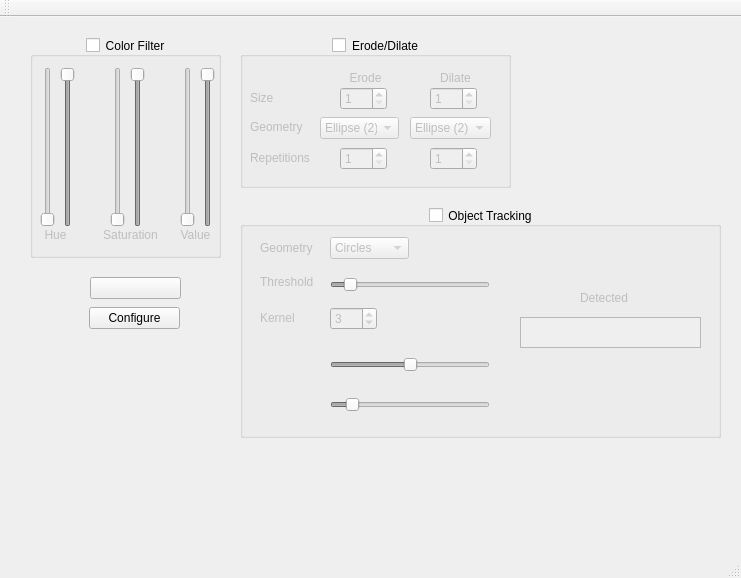
Old version of the form mainwindow.ui in the repository TalentlessAlpaca/LizardTracker.
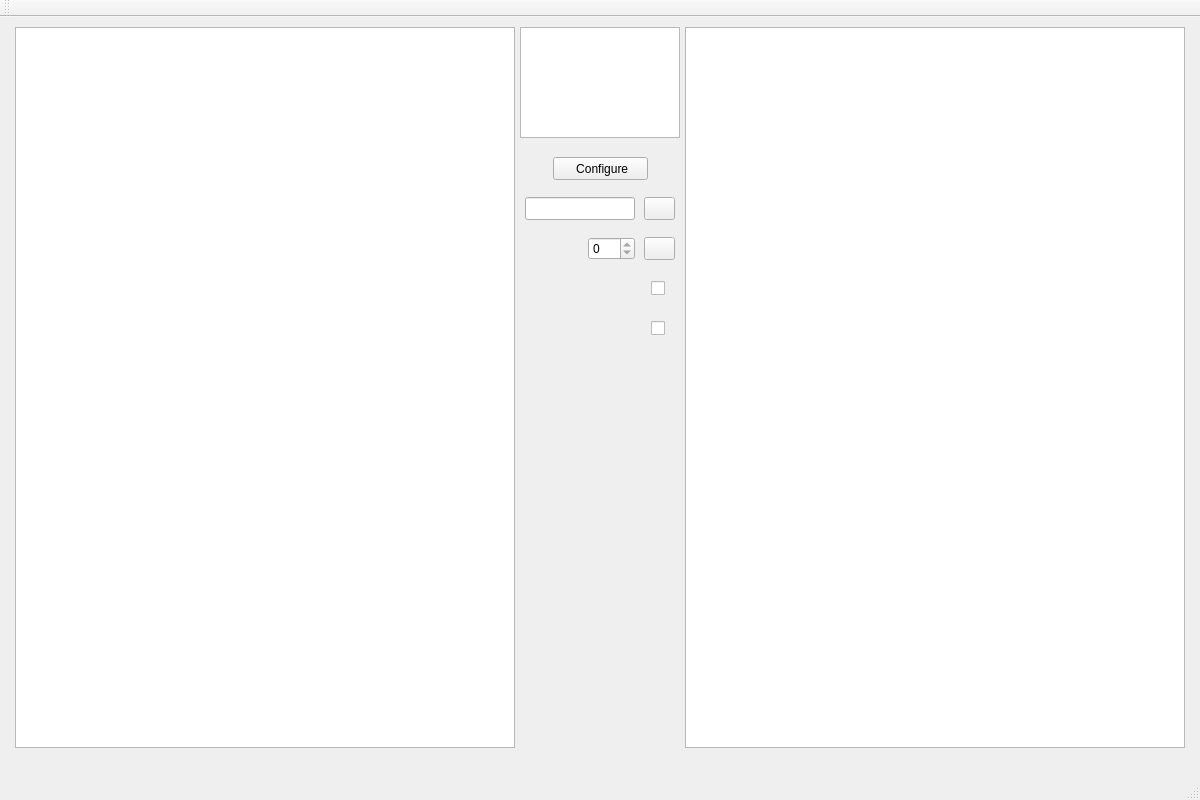
New version of the form. Icons and pictures are not drawn.

Commit message: Unstable Version: Redesign of Main Window, and added functionality to Filter class and configuration window

Diff of the .ui file:
```diff
--- a/mainwindow.ui
+++ b/mainwindow.ui
@@ -6,8 +6,8 @@
    <rect>
     <x>0</x>
     <y>0</y>
-    <width>741</width>
-    <height>578</height>
+    <width>1200</width>
+    <height>800</height>
    </rect>
   </property>
   <property name="sizePolicy">
@@ -20,631 +20,185 @@
    <string>Lizard Tracker</string>
   </property>
   <property name="windowIcon">
-   <iconset>
-    <normaloff>Data/icon.ico</normaloff>Data/icon.ico</iconset>
+   <iconset resource="icons.qrc">
+    <normaloff>:/mainWindow/Data/icon.ico</normaloff>:/mainWindow/Data/icon.ico</iconset>
+  </property>
+  <property name="documentMode">
+   <bool>false</bool>
   </property>
   <widget class="QWidget" name="centralWidget">
-   <widget class="QPushButton" name="btnDisplay">
-    <property name="geometry">
-     <rect>
-      <x>90</x>
-      <y>260</y>
-      <width>91</width>
-      <height>22</height>
-     </rect>
-    </property>
-    <property name="text">
-     <string/>
-    </property>
-    <property name="icon">
-     <iconset>
-      <normaloff>Data/webcam.png</normaloff>Data/webcam.png</iconset>
-    </property>
-   </widget>
-   <widget class="QGroupBox" name="Color_GB">
-    <property name="geometry">
-     <rect>
-      <x>30</x>
-      <y>20</y>
-      <width>191</width>
-      <height>221</height>
-     </rect>
-    </property>
-    <property name="title">
-     <string>Color Filter</string>
-    </property>
-    <property name="alignment">
-     <set>Qt::AlignCenter</set>
-    </property>
-    <property name="flat">
-     <bool>false</bool>
-    </property>
-    <property name="checkable">
-     <bool>true</bool>
-    </property>
-    <property name="checked">
-     <bool>false</bool>
-    </property>
-    <widget class="QLabel" name="label">
-     <property name="geometry">
-      <rect>
-       <x>10</x>
-       <y>190</y>
-       <width>31</width>
-       <height>16</height>
-      </rect>
-     </property>
-     <property name="text">
-      <string>Hue</string>
-     </property>
-     <property name="alignment">
-      <set>Qt::AlignCenter</set>
-     </property>
-    </widget>
-    <widget class="QSlider" name="minHueSlider">
-     <property name="geometry">
-      <rect>
-       <x>10</x>
-       <y>30</y>
-       <width>16</width>
-       <height>160</height>
-      </rect>
-     </property>
-     <property name="maximum">
-      <number>255</number>
-     </property>
-     <property name="orientation">
-      <enum>Qt::Vertical</enum>
-     </property>
-    </widget>
-    <widget class="QSlider" name="maxHueSlider">
-     <property name="geometry">
-      <rect>
-       <x>30</x>
-       <y>30</y>
-       <width>16</width>
-       <height>160</height>
-      </rect>
-     </property>
-     <property name="maximum">
-      <number>255</number>
-     </property>
-     <property name="value">
-      <number>255</number>
-     </property>
-     <property name="orientation">
-      <enum>Qt::Vertical</enum>
-     </property>
-    </widget>
-    <widget class="QSlider" name="minSatSlider">
-     <property name="geometry">
-      <rect>
-       <x>80</x>
-       <y>30</y>
-       <width>16</width>
-       <height>160</height>
-      </rect>
-     </property>
-     <property name="maximum">
-      <number>255</number>
-     </property>
-     <property name="orientation">
-      <enum>Qt::Vertical</enum>
-     </property>
-    </widget>
-    <widget class="QLabel" name="label_2">
-     <property name="geometry">
-      <rect>
-       <x>70</x>
-       <y>190</y>
-       <width>61</width>
-       <height>16</height>
-      </rect>
-     </property>
-     <property name="text">
-      <string>Saturation</string>
-     </property>
-     <property name="alignment">
-      <set>Qt::AlignCenter</set>
-     </property>
-    </widget>
-    <widget class="QSlider" name="maxSatSlider">
-     <property name="geometry">
-      <rect>
-       <x>100</x>
-       <y>30</y>
-       <width>16</width>
-       <height>160</height>
-      </rect>
-     </property>
-     <property name="maximum">
-      <number>255</number>
-     </property>
-     <property name="value">
-      <number>255</number>
-     </property>
-     <property name="orientation">
-      <enum>Qt::Vertical</enum>
-     </property>
-    </widget>
-    <widget class="QLabel" name="label_3">
-     <property name="geometry">
-      <rect>
-       <x>150</x>
-       <y>190</y>
-       <width>31</width>
-       <height>16</height>
-      </rect>
-     </property>
-     <property name="text">
-      <string>Value</string>
-     </property>
-     <property name="alignment">
-      <set>Qt::AlignCenter</set>
-     </property>
-    </widget>
-    <widget class="QSlider" name="minValSlider">
-     <property name="geometry">
-      <rect>
-       <x>150</x>
-       <y>30</y>
-       <width>16</width>
-       <height>160</height>
-      </rect>
-     </property>
-     <property name="maximum">
-      <number>255</number>
-     </property>
-     <property name="orientation">
-      <enum>Qt::Vertical</enum>
-     </property>
-    </widget>
-    <widget class="QSlider" name="maxValSlider">
-     <property name="geometry">
-      <rect>
-       <x>170</x>
-       <y>30</y>
-       <width>16</width>
-       <height>160</height>
-      </rect>
-     </property>
-     <property name="maximum">
-      <number>255</number>
-     </property>
-     <property name="value">
-      <number>255</number>
-     </property>
-     <property name="orientation">
-      <enum>Qt::Vertical</enum>
-     </property>
-    </widget>
-   </widget>
-   <widget class="QGroupBox" name="ErodeDilate_GB">
-    <property name="geometry">
-     <rect>
-      <x>240</x>
-      <y>20</y>
-      <width>271</width>
-      <height>151</height>
-     </rect>
-    </property>
-    <property name="title">
-     <string>Erode/Dilate</string>
-    </property>
-    <property name="alignment">
-     <set>Qt::AlignCenter</set>
-    </property>
-    <property name="checkable">
-     <bool>true</bool>
-    </property>
-    <property name="checked">
-     <bool>false</bool>
-    </property>
-    <widget class="QLabel" name="label_4">
-     <property name="geometry">
-      <rect>
-       <x>100</x>
-       <y>30</y>
-       <width>51</width>
-       <height>21</height>
-      </rect>
-     </property>
-     <property name="text">
-      <string>Erode</string>
-     </property>
-     <property name="alignment">
-      <set>Qt::AlignCenter</set>
-     </property>
-    </widget>
-    <widget class="QLabel" name="label_7">
-     <property name="geometry">
-      <rect>
-       <x>190</x>
-       <y>30</y>
-       <width>51</width>
-       <height>21</height>
-      </rect>
-     </property>
-     <property name="text">
-      <string>Dilate</string>
-     </property>
-     <property name="alignment">
-      <set>Qt::AlignCenter</set>
-     </property>
-    </widget>
-    <widget class="QLabel" name="label_6">
-     <property name="geometry">
-      <rect>
-       <x>10</x>
-       <y>80</y>
-       <width>71</width>
-       <height>20</height>
-      </rect>
-     </property>
-     <property name="text">
-      <string>Geometry</string>
-     </property>
-     <property name="alignment">
-      <set>Qt::AlignLeading|Qt::AlignLeft|Qt::AlignVCenter</set>
-     </property>
-    </widget>
-    <widget class="QLabel" name="label_5">
-     <property name="geometry">
-      <rect>
-       <x>10</x>
-       <y>50</y>
-       <width>41</width>
-       <height>21</height>
-      </rect>
-     </property>
-     <property name="text">
-      <string>Size</string>
-     </property>
-     <property name="alignment">
-      <set>Qt::AlignLeading|Qt::AlignLeft|Qt::AlignVCenter</set>
-     </property>
-    </widget>
-    <widget class="QLabel" name="label_9">
-     <property name="geometry">
-      <rect>
-       <x>10</x>
-       <y>110</y>
-       <width>71</width>
-       <height>21</height>
-      </rect>
-     </property>
-     <property name="text">
-      <string>Repetitions</string>
-     </property>
-    </widget>
-    <widget class="QSpinBox" name="erodeSizeBox">
-     <property name="geometry">
-      <rect>
-       <x>100</x>
-       <y>50</y>
-       <width>47</width>
-       <height>23</height>
-      </rect>
-     </property>
-     <property name="minimum">
-      <number>1</number>
-     </property>
-     <property name="maximum">
-      <number>10</number>
-     </property>
-    </widget>
-    <widget class="QSpinBox" name="dilateSizeBox">
-     <property name="geometry">
-      <rect>
-       <x>190</x>
-       <y>50</y>
-       <width>47</width>
-       <height>23</height>
-      </rect>
-     </property>
-     <property name="minimum">
-      <number>1</number>
-     </property>
-     <property name="maximum">
-      <number>10</number>
-     </property>
-    </widget>
-    <widget class="QComboBox" name="erodeCB">
-     <property name="geometry">
-      <rect>
-       <x>80</x>
-       <y>80</y>
-       <width>79</width>
-       <height>22</height>
-      </rect>
-     </property>
-     <property name="currentIndex">
-      <number>2</number>
-     </property>
-     <item>
-      <property name="text">
-       <string>Rectangle (0)</string>
-      </property>
-     </item>
-     <item>
-      <property name="text">
-       <string>Cross (1)</string>
-      </property>
-     </item>
-     <item>
-      <property name="text">
-       <string>Ellipse (2)</string>
-      </property>
-     </item>
-    </widget>
-    <widget class="QSpinBox" name="erodeRepsBox">
-     <property name="geometry">
-      <rect>
-       <x>100</x>
-       <y>110</y>
-       <width>47</width>
-       <height>23</height>
-      </rect>
-     </property>
-     <property name="minimum">
-      <number>1</number>
-     </property>
-     <property name="maximum">
-      <number>10</number>
-     </property>
-    </widget>
-    <widget class="QSpinBox" name="dilateRepsBox">
-     <property name="geometry">
-      <rect>
-       <x>190</x>
-       <y>110</y>
-       <width>47</width>
-       <height>23</height>
-      </rect>
-     </property>
-     <property name="minimum">
-      <number>1</number>
-     </property>
-     <property name="maximum">
-      <number>10</number>
-     </property>
-     <property name="value">
-      <number>1</number>
-     </property>
-    </widget>
-    <widget class="QComboBox" name="dilateCB">
-     <property name="geometry">
-      <rect>
-       <x>170</x>
-       <y>80</y>
-       <width>81</width>
-       <height>22</height>
-      </rect>
-     </property>
-     <property name="currentIndex">
-      <number>2</number>
-     </property>
-     <item>
-      <property name="text">
-       <string>Rectangle (0)</string>
-      </property>
-     </item>
-     <item>
-      <property name="text">
-       <string>Cross (1)</string>
-      </property>
-     </item>
-     <item>
-      <property name="text">
-       <string>Ellipse (2)</string>
-      </property>
-     </item>
-    </widget>
-   </widget>
-   <widget class="QGroupBox" name="Tracking_GB">
-    <property name="geometry">
-     <rect>
-      <x>240</x>
-      <y>190</y>
-      <width>481</width>
-      <height>231</height>
-     </rect>
-    </property>
-    <property name="title">
-     <string>Object Tracking</string>
-    </property>
-    <property name="alignment">
-     <set>Qt::AlignCenter</set>
-    </property>
-    <property name="checkable">
-     <bool>true</bool>
-    </property>
-    <property name="checked">
-     <bool>false</bool>
-    </property>
-    <widget class="QComboBox" name="comboBox_3">
-     <property name="geometry">
-      <rect>
-       <x>90</x>
-       <y>30</y>
-       <width>79</width>
-       <height>22</height>
-      </rect>
-     </property>
-     <item>
-      <property name="text">
-       <string>Circles</string>
-      </property>
-     </item>
-     <item>
-      <property name="text">
-       <string>Squares</string>
-      </property>
-     </item>
-    </widget>
-    <widget class="QLabel" name="label_8">
-     <property name="geometry">
-      <rect>
-       <x>20</x>
-       <y>30</y>
-       <width>61</width>
-       <height>21</height>
-      </rect>
-     </property>
-     <property name="text">
-      <string>Geometry</string>
-     </property>
-    </widget>
-    <widget class="QLabel" name="label_10">
-     <property name="geometry">
-      <rect>
-       <x>340</x>
-       <y>80</y>
-       <width>57</width>
-       <height>21</height>
-      </rect>
-     </property>
-     <property name="text">
-      <string>Detected</string>
-     </property>
-    </widget>
-    <widget class="QPlainTextEdit" name="trackedNumber">
-     <property name="enabled">
-      <bool>false</bool>
-     </property>
-     <property name="geometry">
-      <rect>
-       <x>280</x>
-       <y>110</y>
-       <width>181</width>
-       <height>31</height>
-      </rect>
-     </property>
-     <property name="readOnly">
-      <bool>true</bool>
-     </property>
-    </widget>
-    <widget class="QSpinBox" name="spinBox">
-     <property name="geometry">
-      <rect>
-       <x>90</x>
-       <y>100</y>
-       <width>47</width>
-       <height>23</height>
-      </rect>
-     </property>
-     <property name="minimum">
-      <number>1</number>
-     </property>
-     <property name="maximum">
-      <number>10</number>
-     </property>
-     <property name="value">
-      <number>3</number>
-     </property>
-    </widget>
-    <widget class="QLabel" name="label_11">
-     <property name="geometry">
-      <rect>
-       <x>20</x>
-       <y>100</y>
-       <width>41</width>
-       <height>21</height>
-      </rect>
-     </property>
-     <property name="text">
-      <string>Kernel</string>
-     </property>
-    </widget>
-    <widget class="QSlider" name="horizontalSlider">
-     <property name="geometry">
-      <rect>
-       <x>90</x>
-       <y>70</y>
-       <width>160</width>
-       <height>16</height>
-      </rect>
-     </property>
-     <property name="minimum">
-      <number>1</number>
-     </property>
-     <property name="maximum">
-      <number>100</number>
-     </property>
-     <property name="value">
-      <number>10</number>
-     </property>
-     <property name="orientation">
-      <enum>Qt::Horizontal</enum>
-     </property>
-    </widget>
-    <widget class="QLabel" name="label_12">
-     <property name="geometry">
-      <rect>
-       <x>20</x>
-       <y>64</y>
-       <width>61</width>
-       <height>21</height>
-      </rect>
-     </property>
-     <property name="text">
-      <string>Threshold</string>
-     </property>
-    </widget>
-    <widget class="QSlider" name="Param1_HT">
-     <property name="geometry">
-      <rect>
-       <x>90</x>
-       <y>150</y>
-       <width>160</width>
-       <height>16</height>
-      </rect>
-     </property>
-     <property name="maximum">
-      <number>200</number>
-     </property>
-     <property name="value">
-      <number>100</number>
-     </property>
-     <property name="orientation">
-      <enum>Qt::Horizontal</enum>
-     </property>
-    </widget>
-    <widget class="QSlider" name="Param2_HT">
-     <property name="geometry">
-      <rect>
-       <x>90</x>
-       <y>190</y>
-       <width>160</width>
-       <height>16</height>
-      </rect>
-     </property>
-     <property name="maximum">
-      <number>200</number>
-     </property>
-     <property name="value">
-      <number>20</number>
-     </property>
-     <property name="orientation">
-      <enum>Qt::Horizontal</enum>
-     </property>
-    </widget>
-   </widget>
    <widget class="QPushButton" name="calibration_Button">
     <property name="geometry">
      <rect>
-      <x>89</x>
-      <y>290</y>
-      <width>91</width>
-      <height>22</height>
+      <x>553</x>
+      <y>140</y>
+      <width>95</width>
+      <height>23</height>
      </rect>
     </property>
     <property name="text">
-     <string>Configure</string>
+     <string> Configure</string>
     </property>
     <property name="icon">
-     <iconset>
-      <normaloff>Data/property.png</normaloff>Data/property.png</iconset>
+     <iconset resource="icons.qrc">
+      <normaloff>:/mainWindow/Data/property.png</normaloff>:/mainWindow/Data/property.png</iconset>
+    </property>
+   </widget>
+   <widget class="QGraphicsView" name="graphicsView">
+    <property name="geometry">
+     <rect>
+      <x>15</x>
+      <y>10</y>
+      <width>500</width>
+      <height>721</height>
+     </rect>
+    </property>
+   </widget>
+   <widget class="QGraphicsView" name="graphicsView_2">
+    <property name="geometry">
+     <rect>
+      <x>685</x>
+      <y>10</y>
+      <width>500</width>
+      <height>721</height>
+     </rect>
+    </property>
+   </widget>
+   <widget class="QListWidget" name="listWidget">
+    <property name="geometry">
+     <rect>
+      <x>520</x>
+      <y>10</y>
+      <width>160</width>
+      <height>111</height>
+     </rect>
+    </property>
+   </widget>
+   <widget class="QPushButton" name="OpenFile">
+    <property name="geometry">
+     <rect>
+      <x>644</x>
+      <y>180</y>
+      <width>31</width>
+      <height>23</height>
+     </rect>
+    </property>
+    <property name="text">
+     <string/>
+    </property>
+    <property name="icon">
+     <iconset resource="icons.qrc">
+      <normaloff>:/mainWindow/Data/folder.png</normaloff>:/mainWindow/Data/folder.png</iconset>
+    </property>
+   </widget>
+   <widget class="QPushButton" name="OpenCam">
+    <property name="geometry">
+     <rect>
+      <x>644</x>
+      <y>220</y>
+      <width>31</width>
+      <height>23</height>
+     </rect>
+    </property>
+    <property name="text">
+     <string comment="Waka" extracomment="Waka Waka"/>
+    </property>
+    <property name="icon">
+     <iconset resource="icons.qrc">
+      <normaloff>:/calibrationWindow/Data/webcam.png</normaloff>:/calibrationWindow/Data/webcam.png</iconset>
+    </property>
+   </widget>
+   <widget class="QSpinBox" name="spinBox">
+    <property name="geometry">
+     <rect>
+      <x>588</x>
+      <y>220</y>
+      <width>47</width>
+      <height>23</height>
+     </rect>
+    </property>
+    <property name="maximum">
+     <number>0</number>
+    </property>
+   </widget>
+   <widget class="QLineEdit" name="lineEdit">
+    <property name="geometry">
+     <rect>
+      <x>525</x>
+      <y>180</y>
+      <width>110</width>
+      <height>23</height>
+     </rect>
+    </property>
+   </widget>
+   <widget class="QCheckBox" name="checkBox">
+    <property name="geometry">
+     <rect>
+      <x>634</x>
+      <y>260</y>
+      <width>31</width>
+      <height>23</height>
+     </rect>
+    </property>
+    <property name="layoutDirection">
+     <enum>Qt::RightToLeft</enum>
+    </property>
+    <property name="text">
+     <string/>
+    </property>
+   </widget>
+   <widget class="QLabel" name="label">
+    <property name="geometry">
+     <rect>
+      <x>604</x>
+      <y>260</y>
+      <width>31</width>
+      <height>23</height>
+     </rect>
+    </property>
+    <property name="text">
+     <string/>
+    </property>
+    <property name="pixmap">
+     <pixmap resource="icons.qrc">:/mainWindow/Data/plot2.png</pixmap>
+    </property>
+    <property name="scaledContents">
+     <bool>true</bool>
+    </property>
+   </widget>
+   <widget class="QLabel" name="label_2">
+    <property name="geometry">
+     <rect>
+      <x>604</x>
+      <y>300</y>
+      <width>31</width>
+      <height>23</height>
+     </rect>
+    </property>
+    <property name="text">
+     <string/>
+    </property>
+    <property name="pixmap">
+     <pixmap resource="icons.qrc">:/mainWindow/Data/track.png</pixmap>
+    </property>
+    <property name="scaledContents">
+     <bool>true</bool>
+    </property>
+   </widget>
+   <widget class="QCheckBox" name="checkBox_2">
+    <property name="geometry">
+     <rect>
+      <x>634</x>
+      <y>300</y>
+      <width>31</width>
+      <height>23</height>
+     </rect>
+    </property>
+    <property name="layoutDirection">
+     <enum>Qt::RightToLeft</enum>
+    </property>
+    <property name="text">
+     <string/>
     </property>
    </widget>
   </widget>
```
Left out of the diff: 6 changed lines with no effect on the pictures. The commit also changes 28 other files.
